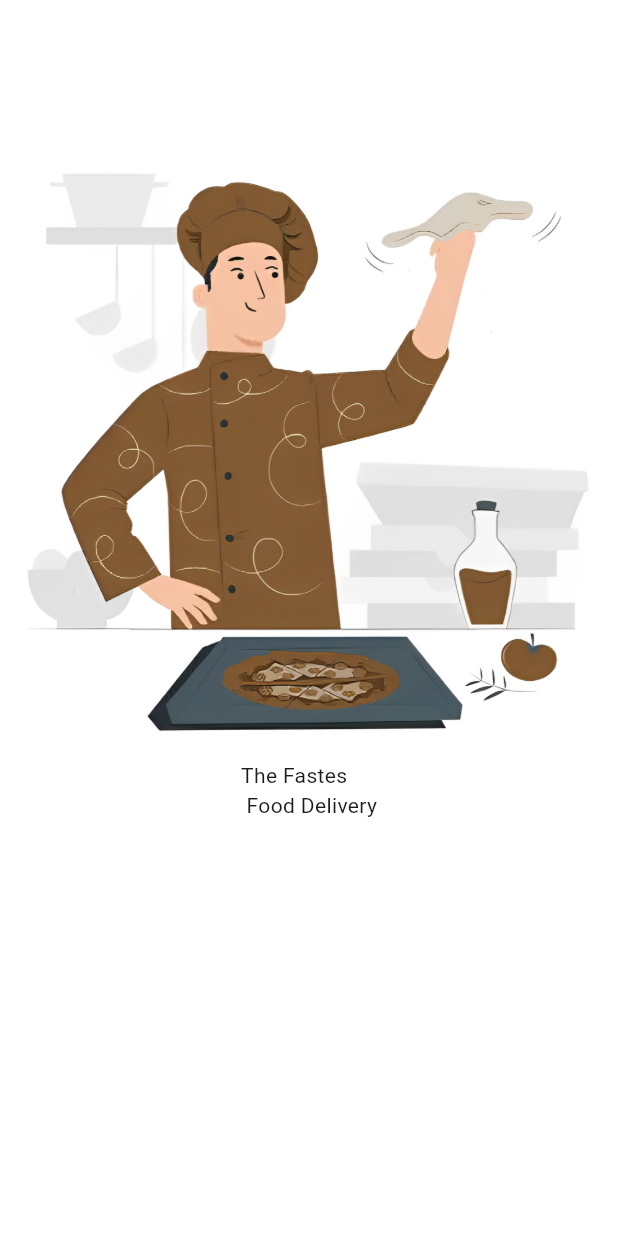
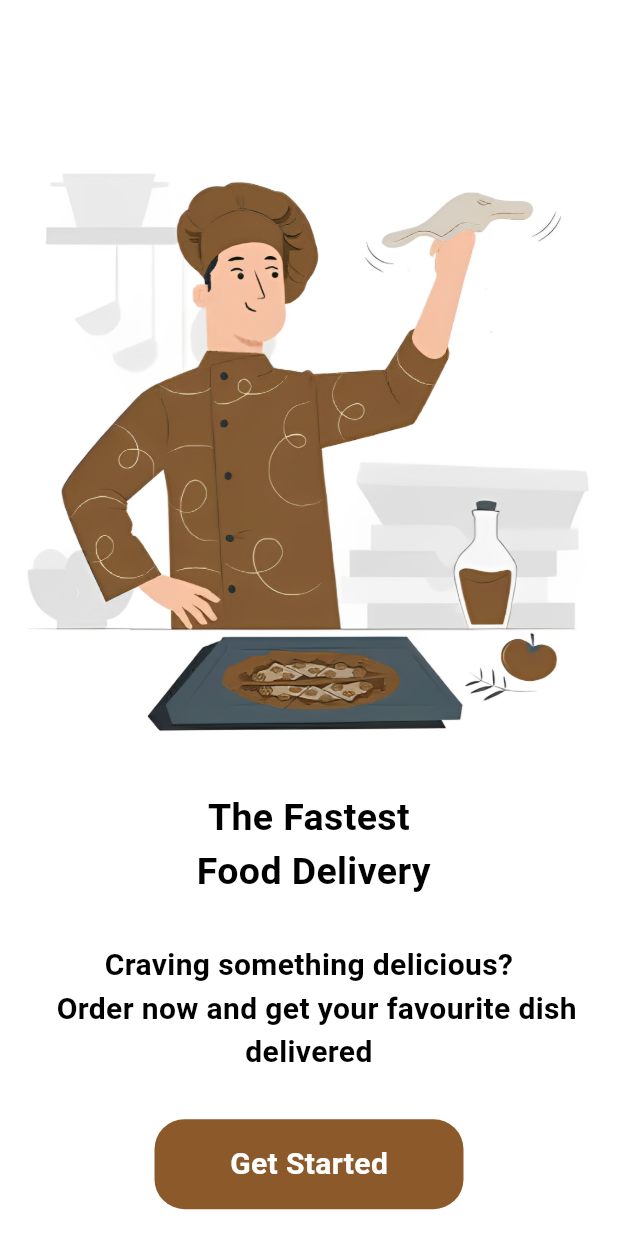
Before and after one commit to sahilkumar6006/Flutter-projects, a Flutter app: the screen it shows after launch, on a phone screen of 412 x 824 dp. Run offline on Flutter 3.47's test engine with Material 3 defaults, Android fonts, the phone set to English and light mode, and no system bars.

Commit message:
added more Changes

```diff
--- a/first_app/lib/pages/Onboarding.dart
+++ b/first_app/lib/pages/Onboarding.dart
@@ -18,9 +18,39 @@ class _OnboardingState extends State<Onboarding> {
         child: Column(
           children: [
             Image.asset("assets/images/onboard.png"),
+            SizedBox(height: 20.0),
             Text(
-              "The Fastes\n Food Delivery",
+              "The Fastest\n Food Delivery",
+              textAlign: TextAlign.center,
               style: AppWidget.HeadLineTextFieldStyle(),
+            ),
+
+            SizedBox(height: 30),
+
+            Text(
+              'Craving something delicious?\n  Order now and get your favourite dish delivered',
+              textAlign: TextAlign.center,
+              style: AppWidget.simpleTextFieldStyle(),
+            ),
+            SizedBox(height: 30),
+            Container(
+              height: 60,
+
+              width: MediaQuery.of(context).size.width / 2,
+              decoration: BoxDecoration(
+                color: Color(0xff8c592a),
+                borderRadius: BorderRadius.circular(20),
+              ),
+              child: Center(
+                child: Text(
+                  "Get Started",
+                  style: TextStyle(
+                    color: Colors.white,
+                    fontSize: 20.0,
+                    fontWeight: FontWeight.bold,
+                  ),
+                ),
+              ),
             ),
           ],
         ),
--- a/first_app/lib/service/widget_support.dart
+++ b/first_app/lib/service/widget_support.dart
@@ -2,13 +2,20 @@ import 'dart:ui';
 
 import 'package:flutter/material.dart';
 
-class AppWidget{
+class AppWidget {
+  static TextStyle HeadLineTextFieldStyle() {
+    return TextStyle(
+      color: Colors.black,
+      fontSize: 25.0,
+      fontWeight: FontWeight.bold,
+    );
+  }
 
-static TextStyle HeadLineTextFieldStyle(){
-  return TextStyle(
-    color: Colors.black, fontSize: 25.0,
-    fontWeight: FontWeight.bold
-  )
+  static TextStyle simpleTextFieldStyle() {
+    return TextStyle(
+      color: Colors.black,
+      fontSize: 20.0,
+      fontWeight: FontWeight.bold,
+    );
+  }
 }
-
-}
```
Also changed, not shown: first_app/lib/pages/home.dart (added, +27 -0 lines).
